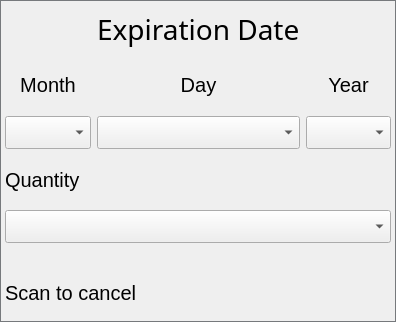
Qt form Windows/ExpirationBox.ui (addisonElliott/SmartShopTouchScreen) before a commit.
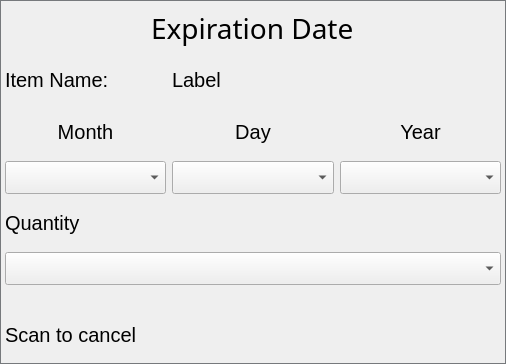
The same form after that commit. Icons and pictures are not drawn. Custom widgets are drawn as their Qt base class.

Commit message:
Added a item name label to the expiration dialog box so you know what item this is for. This could cause confusion when you do scan to cancel and dont know what item you are entering this for.
Added getItemName to DatabaseManager which takes an item ID and retrieves the name. This is used when I have a cached item and just want the name from the database.

Patch:
```diff
--- a/Windows/ExpirationBox.ui
+++ b/Windows/ExpirationBox.ui
@@ -6,8 +6,8 @@
    <rect>
     <x>0</x>
     <y>0</y>
-    <width>396</width>
-    <height>322</height>
+    <width>506</width>
+    <height>364</height>
    </rect>
   </property>
   <property name="font">
@@ -37,7 +37,7 @@
    <property name="bottomMargin">
     <number>5</number>
    </property>
-   <item row="2" column="2">
+   <item row="3" column="2">
     <widget class="QLabel" name="day_label">
      <property name="font">
       <font>
@@ -53,7 +53,7 @@
      </property>
     </widget>
    </item>
-   <item row="3" column="2">
+   <item row="4" column="2">
     <widget class="QComboBox" name="day_combo">
      <property name="font">
       <font>
@@ -70,7 +70,7 @@
      </item>
     </widget>
    </item>
-   <item row="2" column="1">
+   <item row="3" column="1">
     <widget class="QLabel" name="month_label">
      <property name="font">
       <font>
@@ -86,7 +86,7 @@
      </property>
     </widget>
    </item>
-   <item row="3" column="1">
+   <item row="4" column="1">
     <widget class="QComboBox" name="month_combo">
      <property name="font">
       <font>
@@ -110,7 +110,7 @@
      </item>
     </widget>
    </item>
-   <item row="3" column="3">
+   <item row="4" column="3">
     <widget class="QComboBox" name="year_combo">
      <property name="font">
       <font>
@@ -128,23 +128,7 @@
      </item>
     </widget>
    </item>
-   <item row="2" column="3">
-    <widget class="QLabel" name="year_label">
-     <property name="font">
-      <font>
-       <family>Segoe UI</family>
-       <pointsize>15</pointsize>
-      </font>
-     </property>
-     <property name="text">
-      <string>Year</string>
-     </property>
-     <property name="alignment">
-      <set>Qt::AlignCenter</set>
-     </property>
-    </widget>
-   </item>
-   <item row="12" column="1">
+   <item row="13" column="1">
     <spacer name="verticalSpacer">
      <property name="orientation">
       <enum>Qt::Vertical</enum>
@@ -160,7 +144,36 @@
      </property>
     </spacer>
    </item>
-   <item row="13" column="1" colspan="3">
+   <item row="3" column="3">
+    <widget class="QLabel" name="year_label">
+     <property name="font">
+      <font>
+       <family>Segoe UI</family>
+       <pointsize>15</pointsize>
+      </font>
+     </property>
+     <property name="text">
+      <string>Year</string>
+     </property>
+     <property name="alignment">
+      <set>Qt::AlignCenter</set>
+     </property>
+    </widget>
+   </item>
+   <item row="6" column="1" colspan="2">
+    <widget class="QLabel" name="qty_label">
+     <property name="font">
+      <font>
+       <family>Segoe UI</family>
+       <pointsize>15</pointsize>
+      </font>
+     </property>
+     <property name="text">
+      <string>Quantity</string>
+     </property>
+    </widget>
+   </item>
+   <item row="14" column="1" colspan="3">
     <layout class="QHBoxLayout" name="horizontalLayout_1">
      <property name="spacing">
       <number>15</number>
@@ -262,7 +275,46 @@
      </item>
     </layout>
    </item>
-   <item row="1" column="2">
+   <item row="7" column="1" colspan="3">
+    <widget class="QComboBox" name="qty_combo">
+     <property name="font">
+      <font>
+       <family>Segoe UI</family>
+       <pointsize>16</pointsize>
+       <weight>50</weight>
+       <italic>false</italic>
+       <bold>false</bold>
+      </font>
+     </property>
+    </widget>
+   </item>
+   <item row="2" column="1">
+    <widget class="QLabel" name="label">
+     <property name="font">
+      <font>
+       <family>Segoe UI</family>
+       <pointsize>15</pointsize>
+      </font>
+     </property>
+     <property name="text">
+      <string>Item Name:</string>
+     </property>
+    </widget>
+   </item>
+   <item row="2" column="2" colspan="2">
+    <widget class="QLabel" name="itemNameLabel">
+     <property name="font">
+      <font>
+       <family>Segoe UI</family>
+       <pointsize>15</pointsize>
+      </font>
+     </property>
+     <property name="text">
+      <string>Label</string>
+     </property>
+    </widget>
+   </item>
+   <item row="1" column="1" colspan="3" alignment="Qt::AlignHCenter">
     <widget class="QLabel" name="exp_label">
      <property name="font">
       <font>
@@ -278,32 +330,6 @@
      </property>
     </widget>
    </item>
-   <item row="5" column="1" colspan="2">
-    <widget class="QLabel" name="qty_label">
-     <property name="font">
-      <font>
-       <family>Segoe UI</family>
-       <pointsize>15</pointsize>
-      </font>
-     </property>
-     <property name="text">
-      <string>Quantity</string>
-     </property>
-    </widget>
-   </item>
-   <item row="6" column="1" colspan="3">
-    <widget class="QComboBox" name="qty_combo">
-     <property name="font">
-      <font>
-       <family>Segoe UI</family>
-       <pointsize>16</pointsize>
-       <weight>50</weight>
-       <italic>false</italic>
-       <bold>false</bold>
-      </font>
-     </property>
-    </widget>
-   </item>
   </layout>
  </widget>
  <customwidgets>
```
The commit also changes 5 other files.
